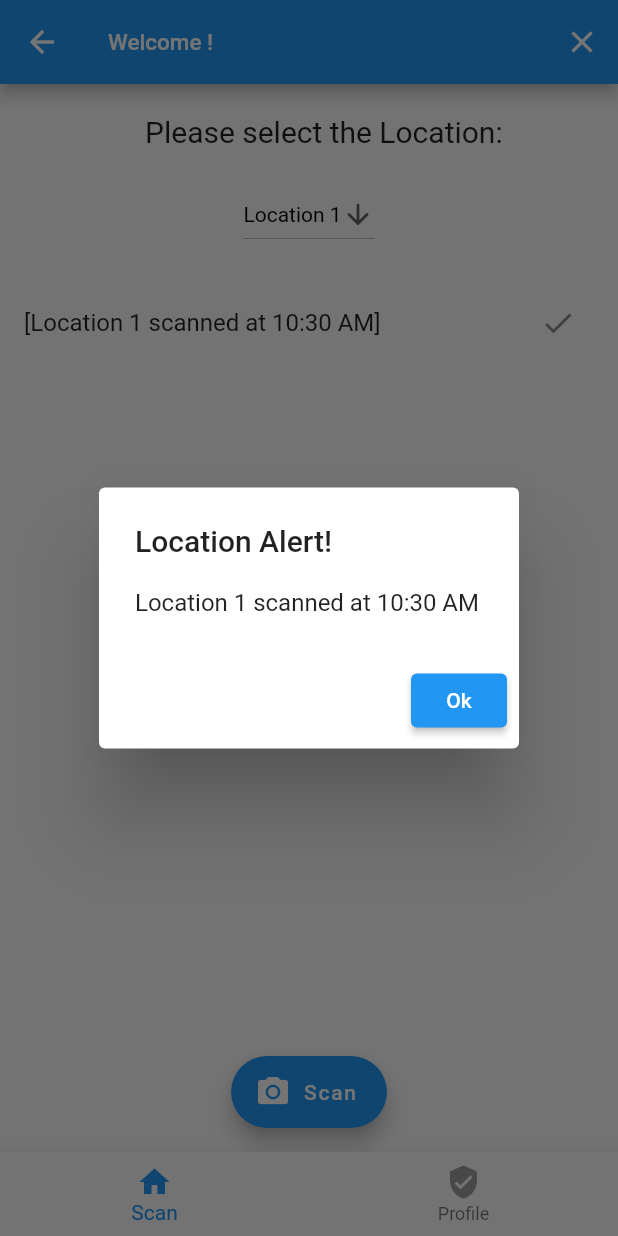
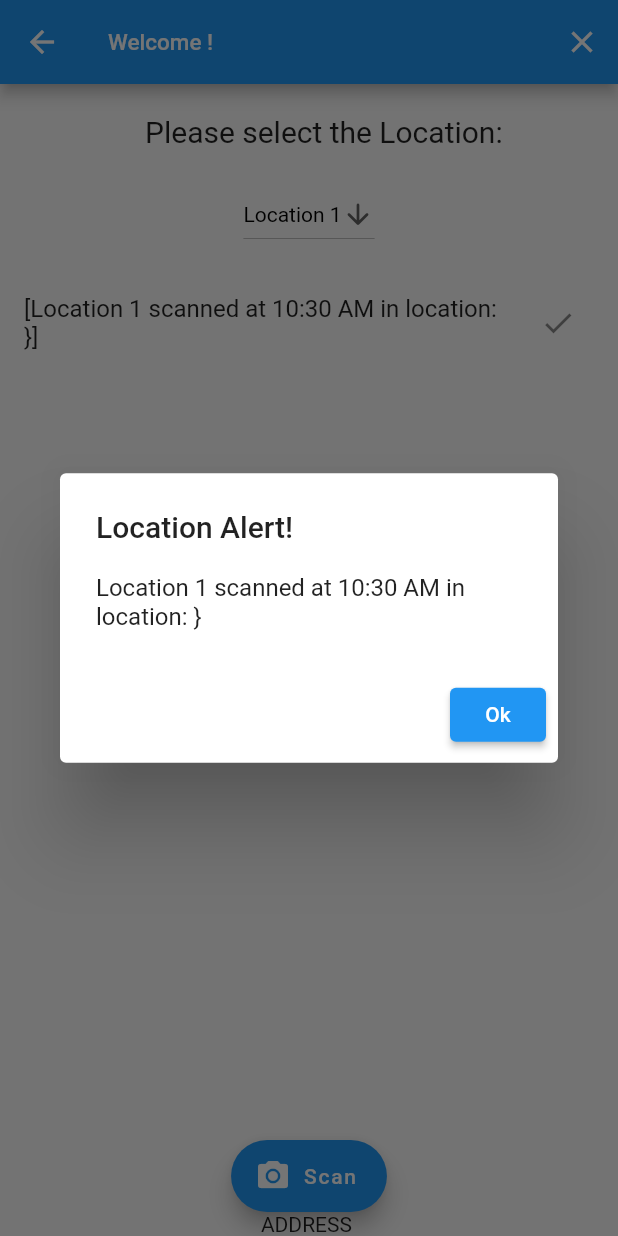
Before and after one commit to andres-alba/alba-security, a Flutter app: the HomeScreen screen opened by its route, after a tap on "Scan", on a phone screen of 412 x 824 dp. Run offline on Flutter 3.47's test engine with Material 2 defaults, Android fonts, the phone set to English and light mode, and no system bars; our stand-ins replace animated_text_kit, cloud_firestore, firebase_auth, firebase_core, geolocator, modal_progress_hud; missing offline and left inert: barcode_scan, geocoder; accounts and stored records are empty.

Commit message:
Modified Home() to open pages using FiresStore user roles.

```diff
--- a/lib/main.dart
+++ b/lib/main.dart
@@ -3,10 +3,9 @@ import 'package:alba_security/screens/welcome_screen.dart';
 import 'package:alba_security/screens/login_screen.dart';
 import 'package:alba_security/screens/registration_screen.dart';
 import 'package:alba_security/screens/scan_screen.dart';
-import 'package:provider/provider.dart';
 import 'package:alba_security/screens/home.dart';
+import 'package:alba_security/screens/admin_screen.dart';
 import 'package:firebase_core/firebase_core.dart';
-import 'package:alba_security/models/user_repository.dart';
 
 void main() async {
   WidgetsFlutterBinding.ensureInitialized();
@@ -27,6 +26,7 @@ class MyApp extends StatelessWidget {
         LoginScreen.id: (context) => LoginScreen(),
         RegistrationScreen.id: (context) => RegistrationScreen(),
         ScanScreen.id: (context) => ScanScreen(),
+        AdminScreen.id: (context) => AdminScreen(),
       },
     );
   }
--- /dev/null
+++ b/lib/screens/admin_screen.dart
@@ -0,0 +1,14 @@
+import 'package:flutter/material.dart';
+
+class AdminScreen extends StatefulWidget {
+  static const String id = 'admin_screen';
+  @override
+  _AdminScreenState createState() => _AdminScreenState();
+}
+
+class _AdminScreenState extends State<AdminScreen> {
+  @override
+  Widget build(BuildContext context) {
+    return Container();
+  }
+}
--- a/lib/screens/home.dart
+++ b/lib/screens/home.dart
@@ -3,9 +3,9 @@ import 'package:firebase_auth/firebase_auth.dart';
 import 'login_screen.dart';
 import 'profile_screen.dart';
 import 'scan_screen.dart';
-import 'package:provider/provider.dart';
+import 'package:cloud_firestore/cloud_firestore.dart';
+import 'admin_screen.dart';
 
-User loggedInUser;
 int index = 0;
 
 class HomeScreen extends StatefulWidget {
@@ -16,6 +16,9 @@ class HomeScreen extends StatefulWidget {
 
 class _HomeScreenState extends State<HomeScreen> {
   final _auth = FirebaseAuth.instance;
+  final _firestore = FirebaseFirestore.instance;
+
+  User user;
 
   //bottom nav stuff
   PageController _pageController = PageController();
@@ -38,6 +41,7 @@ class _HomeScreenState extends State<HomeScreen> {
   }
 
   @override
+  @override
   Widget build(BuildContext context) {
     return Scaffold(
       appBar: AppBar(
@@ -56,40 +60,23 @@ class _HomeScreenState extends State<HomeScreen> {
           ),
         ),
       ),
-        body: PageView(
-          onPageChanged: _onPageChanged,
-          controller: _pageController,
-          children: _screens,
-          physics: NeverScrollableScrollPhysics(),
+      body: StreamBuilder<DocumentSnapshot>(
+        stream: _firestore
+            .collection('users')
+            .doc(_auth.currentUser.uid)
+            .snapshots(),
+        builder: (BuildContext context, snapshot) {
+          if (!snapshot.hasData) {
+            return Center(child: LinearProgressIndicator());
+          }
+          final userData = snapshot.data.data();
+          print(userData);
+          if (userData['role'] == 'admin') {
+            return AdminScreen();
+          }
+          return ScanScreen();
+        },
       ),
-        bottomNavigationBar: BottomNavigationBar(
-          onTap: _onItemTapped,
-          items: [
-            BottomNavigationBarItem(
-              icon: Icon(
-                Icons.home,
-                color: _selectedIndex == 0 ? Colors.blue : Colors.grey,
-              ),
-              title: Text(
-                'Scan',
-                style: TextStyle(
-                  color: _selectedIndex == 0 ? Colors.blue : Colors.grey,
-                ),
-              ),
-            ),
-            BottomNavigationBarItem(
-              icon: Icon(
-                Icons.verified_user,
-                color: _selectedIndex == 1 ? Colors.blue : Colors.grey,
-              ),
-              title: Text(
-                'Profile',
-                style: TextStyle(
-                  color: _selectedIndex == 1 ? Colors.blue : Colors.grey,
-                ),
-              ),
-            ),
-          ],
-        ));
+    );
   }
 }
--- a/lib/screens/login_screen.dart
+++ b/lib/screens/login_screen.dart
@@ -4,8 +4,8 @@ import 'package:alba_security/constants.dart';
 import 'package:firebase_auth/firebase_auth.dart';
 import 'package:modal_progress_hud/modal_progress_hud.dart';
 import 'package:alba_security/screens/home.dart';
-import 'package:alba_security/models/user_repository.dart';
-import 'package:provider/provider.dart';
+import 'package:cloud_firestore/cloud_firestore.dart';
+import 'package:alba_security/screens/admin_screen.dart';
 
 class LoginScreen extends StatefulWidget {
   static const String id = 'login_screen';
@@ -15,6 +15,7 @@ class LoginScreen extends StatefulWidget {
 
 class _LoginScreenState extends State<LoginScreen> {
   TextEditingController emailTextController = TextEditingController();
+  TextEditingController passwordTextController = TextEditingController();
   bool showSpinner = false;
   final _auth = FirebaseAuth.instance;
 
@@ -56,6 +57,7 @@ class _LoginScreenState extends State<LoginScreen> {
                 height: 8.0,
               ),
               TextField(
+                  controller: passwordTextController,
                   textAlign: TextAlign.center,
                   obscureText: true,
                   onChanged: (value) {
@@ -84,6 +86,7 @@ class _LoginScreenState extends State<LoginScreen> {
                       showSpinner = false;
                     });
                     emailTextController.clear();
+                    passwordTextController.clear();
                   } catch (e) {
                     print(e);
                   }
--- a/lib/screens/scan_screen.dart
+++ b/lib/screens/scan_screen.dart
@@ -6,6 +6,8 @@ import 'package:barcode_scan/barcode_scan.dart';
 import 'package:flutter/services.dart';
 import 'package:intl/intl.dart';
 import 'package:alba_security/components/alert_message.dart';
+import 'package:geocoder/geocoder.dart';
+import 'package:geolocator/geolocator.dart';
 
 class ScanScreen extends StatefulWidget {
   static const String id = 'scan_screen';
@@ -19,13 +21,43 @@ class _ScanScreenState extends State<ScanScreen> {
   String timeFormat;
   List scannedLocation = [];
   bool scannedOnTime = false;
+  int selectedValue = 1;
 
-  int selectedValue = 1;
+  // Geolocator points
+  String latitude = "";
+  String longitude = "";
+  String address = "";
 
   @override
   void initState() {
     super.initState();
-    print(_auth.currentUser);
+  }
+
+  // Get current location
+  getCurrentLocation() async {
+    try {
+      final position = await Geolocator()
+          .getCurrentPosition(desiredAccuracy: LocationAccuracy.high);
+
+      setState(() {
+        latitude = '${position.latitude}';
+        longitude = '${position.longitude}';
+      });
+    } catch (e) {
+      print(e);
+    }
+  }
+
+  getAddressBasedOnLocation() async {
+    final coordinates =
+        new Coordinates(double.parse(latitude), double.parse(longitude));
+    print('COORDINATESSSSSSSSSS: $coordinates');
+
+    var addresses =
+        await Geocoder.local.findAddressesFromCoordinates(coordinates);
+    setState(() {
+      address = addresses.first.addressLine;
+    });
   }
 
   String result = "Hey there !";
@@ -33,31 +65,33 @@ class _ScanScreenState extends State<ScanScreen> {
   String locationOneWalkTimeOne = '02:00 AM';
   String locationOneWalkTimeTwo = '02:10 AM';
 
+  // QR Scan
   Future _scanQR() async {
     try {
+      // QR data
       String qrResult = await BarcodeScanner.scan();
+
+      // String location to be outputted onto screen
       String locationOneTime;
+
+      // Current date and time
       final now = DateTime.now();
       timeFormat = DateFormat('hh:mm a').format(now);
-      print('xxxxxxxxxxxxxxXXXXXXXXXXXXXXX');
-      //final nowTime = timeFormat.parseStrict(now.toString());
-      //print(nowTime);
 
       final locationOne = "09:02 PM";
-      print('resulttttttt: $result');
-      print('resulttttttt: $timeFormat');
+      getCurrentLocation();
+      getAddressBasedOnLocation();
       if (result == 'Location # 1' && locationOne == timeFormat) {
         locationOneTime = "Location found at $locationOne";
         scannedOnTime = true;
       } else {
-        locationOneTime = 'Location $selectedValue scanned at $timeFormat';
+        locationOneTime =
+            'Location $selectedValue scanned at $timeFormat in location: $address}';
         scannedLocation.add(locationOneTime);
       }
-      print(scannedLocation);
 
       setState(() {
         result = qrResult;
-        resultTime = locationOneTime;
         _firestore.collection('messages').add({
           'user': _auth.currentUser.email,
           'location': result,
@@ -142,6 +176,7 @@ class _ScanScreenState extends State<ScanScreen> {
                   );
                 }),
           ),
+          Text('ADDRESS $address'),
         ],
       ),
       floatingActionButton: FloatingActionButton.extended(
--- a/pubspec.yaml
+++ b/pubspec.yaml
@@ -21,6 +21,8 @@ environment:
   sdk: ">=2.7.0 <3.0.0"
 
 dependencies:
+  geocoder: ^0.2.1
+  geolocator: ^3.0.1
   provider: ^4.0.4
   intl: ^0.16.1
   barcode_scan: ^1.0.0
```
Also changed, not shown: pubspec.lock, 1 other file. Lines whose indentation alone changed are shown as unchanged.
